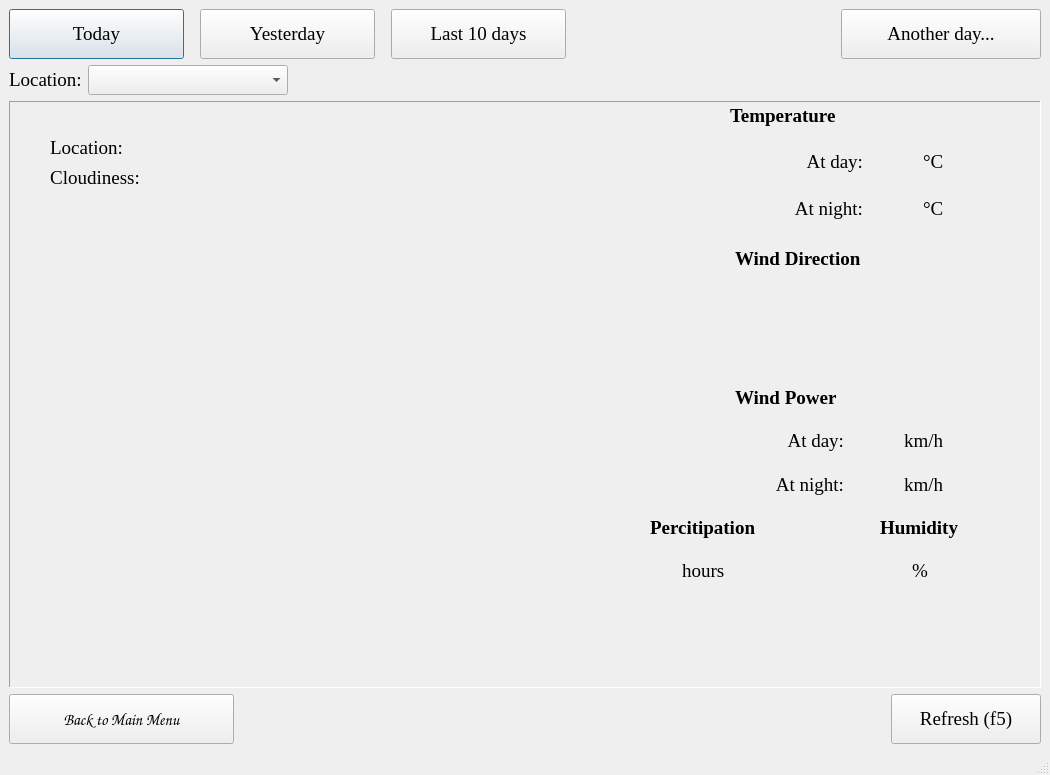
Old version of the form MyWeather/showdatawindow.ui in the repository DekronPrime/MyWeather.
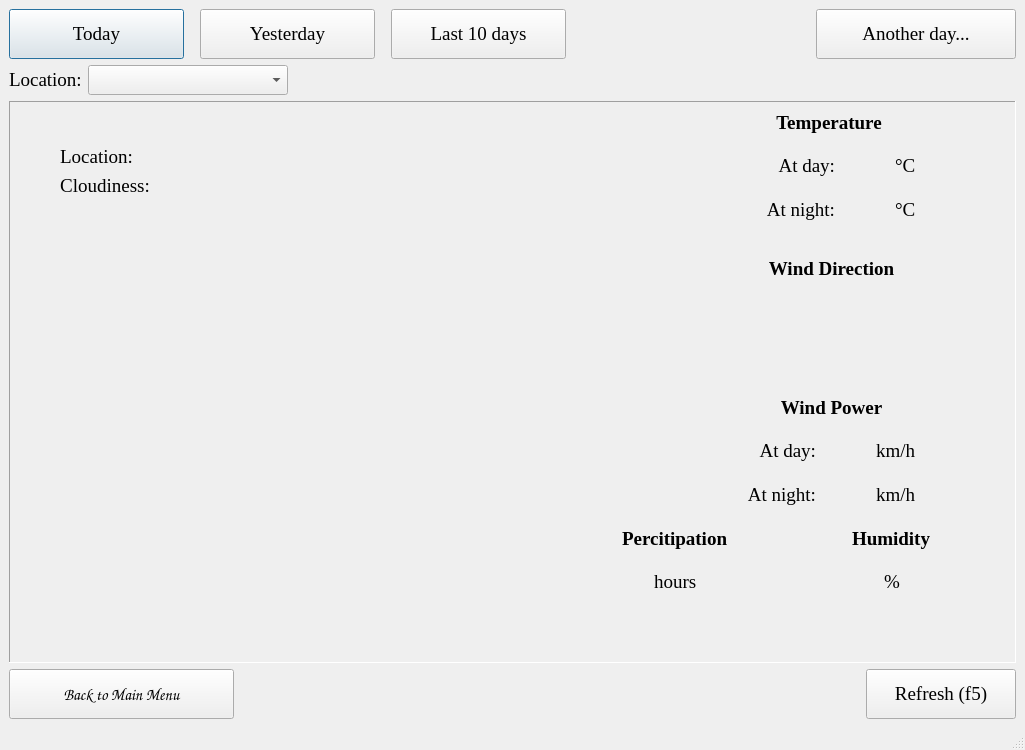
New version of the form. Icons and pictures are not drawn.

The edit to the form file:
```diff
--- a/MyWeather/showdatawindow.ui
+++ b/MyWeather/showdatawindow.ui
@@ -6,8 +6,8 @@
    <rect>
     <x>0</x>
     <y>0</y>
-    <width>1050</width>
-    <height>775</height>
+    <width>1025</width>
+    <height>750</height>
    </rect>
   </property>
   <property name="sizePolicy">
@@ -335,8 +335,8 @@
          <rect>
           <x>0</x>
           <y>0</y>
-          <width>1028</width>
-          <height>558</height>
+          <width>1000</width>
+          <height>511</height>
          </rect>
         </property>
         <property name="sizePolicy">
@@ -352,8 +352,29 @@
          </size>
         </property>
         <layout class="QHBoxLayout" name="horizontalLayout_19">
+         <property name="spacing">
+          <number>0</number>
+         </property>
+         <property name="leftMargin">
+          <number>0</number>
+         </property>
+         <property name="topMargin">
+          <number>10</number>
+         </property>
+         <property name="rightMargin">
+          <number>0</number>
+         </property>
+         <property name="bottomMargin">
+          <number>10</number>
+         </property>
          <item>
           <layout class="QVBoxLayout" name="verticalLayout_3">
+           <property name="spacing">
+            <number>5</number>
+           </property>
+           <property name="leftMargin">
+            <number>10</number>
+           </property>
            <item>
             <layout class="QHBoxLayout" name="horizontalLayout_7">
              <item>
@@ -643,7 +664,7 @@
                   <string>Wind Power</string>
                  </property>
                  <property name="alignment">
-                  <set>Qt::AlignLeading|Qt::AlignLeft|Qt::AlignVCenter</set>
+                  <set>Qt::AlignCenter</set>
                  </property>
                 </widget>
                </item>
@@ -835,6 +856,19 @@
                  </item>
                 </layout>
                </item>
+               <item>
+                <spacer name="verticalSpacer_5">
+                 <property name="orientation">
+                  <enum>Qt::Vertical</enum>
+                 </property>
+                 <property name="sizeHint" stdset="0">
+                  <size>
+                   <width>20</width>
+                   <height>40</height>
+                  </size>
+                 </property>
+                </spacer>
+               </item>
               </layout>
              </item>
              <item row="1" column="5">
@@ -852,7 +886,7 @@
                   <string>Wind Direction</string>
                  </property>
                  <property name="alignment">
-                  <set>Qt::AlignLeading|Qt::AlignLeft|Qt::AlignVCenter</set>
+                  <set>Qt::AlignCenter</set>
                  </property>
                 </widget>
                </item>
@@ -861,6 +895,19 @@
                  <property name="leftMargin">
                   <number>0</number>
                  </property>
+                 <item>
+                  <spacer name="horizontalSpacer_26">
+                   <property name="orientation">
+                    <enum>Qt::Horizontal</enum>
+                   </property>
+                   <property name="sizeHint" stdset="0">
+                    <size>
+                     <width>40</width>
+                     <height>20</height>
+                    </size>
+                   </property>
+                  </spacer>
+                 </item>
                  <item>
                   <widget class="QLabel" name="winddirection_lbl">
                    <property name="font">
@@ -884,7 +931,7 @@
                     <enum>Qt::Horizontal</enum>
                    </property>
                    <property name="sizeType">
-                    <enum>QSizePolicy::Preferred</enum>
+                    <enum>QSizePolicy::Expanding</enum>
                    </property>
                    <property name="sizeHint" stdset="0">
                     <size>
@@ -979,7 +1026,7 @@
                   <string>Temperature</string>
                  </property>
                  <property name="alignment">
-                  <set>Qt::AlignLeading|Qt::AlignLeft|Qt::AlignVCenter</set>
+                  <set>Qt::AlignCenter</set>
                  </property>
                 </widget>
                </item>
@@ -1139,7 +1186,7 @@
                     <string/>
                    </property>
                    <property name="alignment">
-                    <set>Qt::AlignLeading|Qt::AlignLeft|Qt::AlignVCenter</set>
+                    <set>Qt::AlignCenter</set>
                    </property>
                   </widget>
                  </item>
@@ -1174,6 +1221,19 @@
                  </item>
                 </layout>
                </item>
+               <item>
+                <spacer name="verticalSpacer_4">
+                 <property name="orientation">
+                  <enum>Qt::Vertical</enum>
+                 </property>
+                 <property name="sizeHint" stdset="0">
+                  <size>
+                   <width>20</width>
+                   <height>40</height>
+                  </size>
+                 </property>
+                </spacer>
+               </item>
               </layout>
              </item>
              <item row="2" column="1" colspan="4">
```
Left out of the diff: 51 changed lines with no effect on the pictures. Lines whose indentation alone changed are shown as unchanged.
